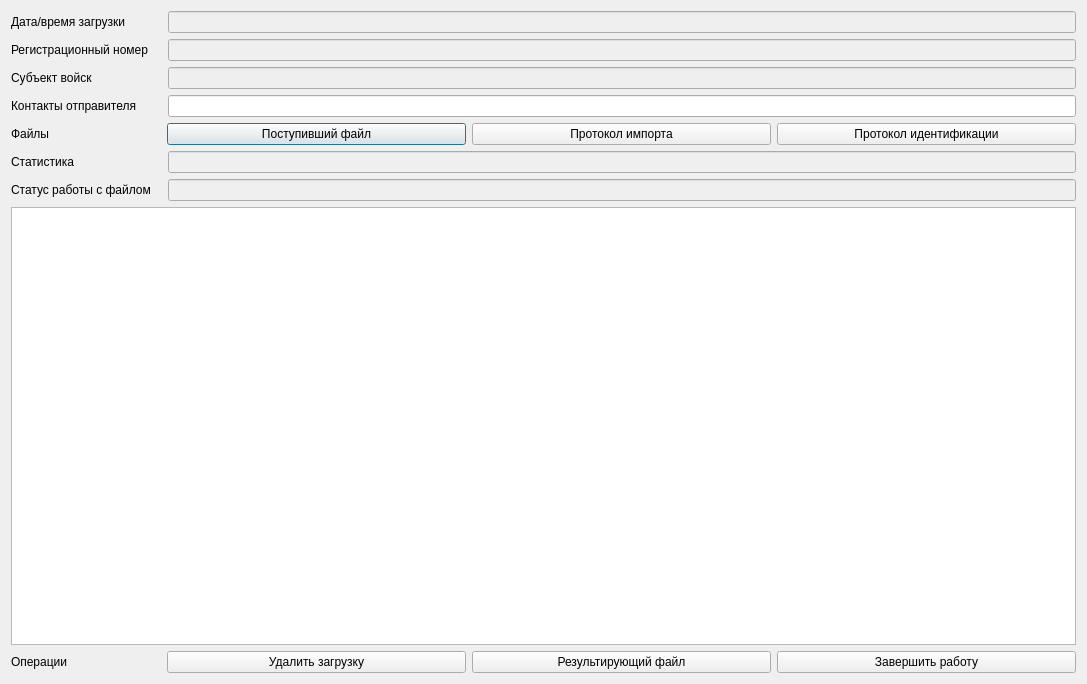
Qt form frontend/ui_files/dialog_import.ui (ikmg/Defenders) before a commit.
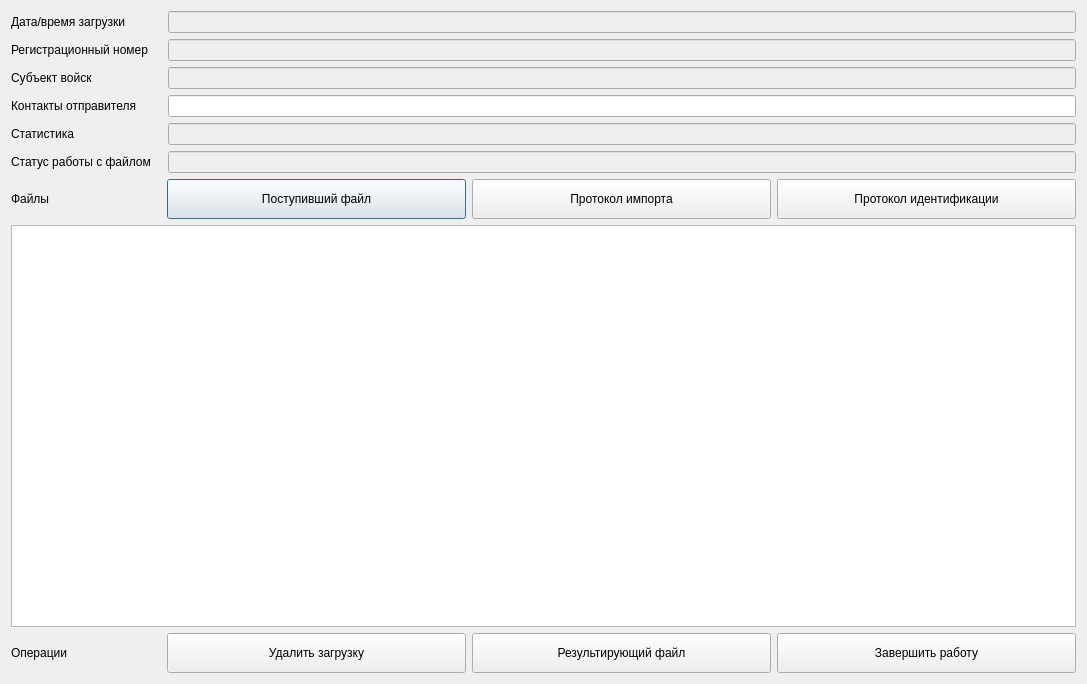
The same form after that commit.

Commit message: berdanka upd #1 (import dialog)

Patch:
```diff
--- a/frontend/ui_files/dialog_import.ui
+++ b/frontend/ui_files/dialog_import.ui
@@ -88,38 +88,6 @@
        </item>
       </layout>
      </item>
-     <item>
-      <layout class="QHBoxLayout" name="horizontalLayout_files" stretch="1,2,2,2">
-       <item>
-        <widget class="QLabel" name="label_files">
-         <property name="text">
-          <string>Файлы</string>
-         </property>
-        </widget>
-       </item>
-       <item>
-        <widget class="QPushButton" name="pushButton_received_file">
-         <property name="text">
-          <string>Поступивший файл</string>
-         </property>
-        </widget>
-       </item>
-       <item>
-        <widget class="QPushButton" name="pushButton_protocol_import">
-         <property name="text">
-          <string>Протокол импорта</string>
-         </property>
-        </widget>
-       </item>
-       <item>
-        <widget class="QPushButton" name="pushButton_protocol_identify">
-         <property name="text">
-          <string>Протокол идентификации</string>
-         </property>
-        </widget>
-       </item>
-      </layout>
-     </item>
      <item>
       <layout class="QHBoxLayout" name="horizontalLayout_stat" stretch="1,6">
        <item>
@@ -156,10 +124,79 @@
        </item>
       </layout>
      </item>
+     <item>
+      <layout class="QHBoxLayout" name="horizontalLayout_files" stretch="1,2,2,2">
+       <item>
+        <widget class="QLabel" name="label_files">
+         <property name="text">
+          <string>Файлы</string>
+         </property>
+        </widget>
+       </item>
+       <item>
+        <widget class="QPushButton" name="pushButton_received_file">
+         <property name="minimumSize">
+          <size>
+           <width>0</width>
+           <height>40</height>
+          </size>
+         </property>
+         <property name="text">
+          <string>Поступивший файл</string>
+         </property>
+        </widget>
+       </item>
+       <item>
+        <widget class="QPushButton" name="pushButton_protocol_import">
+         <property name="minimumSize">
+          <size>
+           <width>0</width>
+           <height>40</height>
+          </size>
+         </property>
+         <property name="text">
+          <string>Протокол импорта</string>
+         </property>
+        </widget>
+       </item>
+       <item>
+        <widget class="QPushButton" name="pushButton_protocol_init">
+         <property name="minimumSize">
+          <size>
+           <width>0</width>
+           <height>40</height>
+          </size>
+         </property>
+         <property name="text">
+          <string>Протокол идентификации</string>
+         </property>
+        </widget>
+       </item>
+      </layout>
+     </item>
      <item>
       <layout class="QHBoxLayout" name="horizontalLayout_rows">
        <item>
-        <widget class="QTableView" name="tableView_rows"/>
+        <widget class="QTableView" name="tableView_rows">
+         <property name="selectionBehavior">
+          <enum>QAbstractItemView::SelectRows</enum>
+         </property>
+         <property name="sortingEnabled">
+          <bool>true</bool>
+         </property>
+         <attribute name="horizontalHeaderMinimumSectionSize">
+          <number>50</number>
+         </attribute>
+         <attribute name="horizontalHeaderDefaultSectionSize">
+          <number>50</number>
+         </attribute>
+         <attribute name="verticalHeaderMinimumSectionSize">
+          <number>63</number>
+         </attribute>
+         <attribute name="verticalHeaderDefaultSectionSize">
+          <number>90</number>
+         </attribute>
+        </widget>
        </item>
       </layout>
      </item>
@@ -174,6 +211,12 @@
        </item>
        <item>
         <widget class="QPushButton" name="pushButton_import_delete">
+         <property name="minimumSize">
+          <size>
+           <width>0</width>
+           <height>40</height>
+          </size>
+         </property>
          <property name="text">
           <string>Удалить загрузку</string>
          </property>
@@ -181,6 +224,12 @@
        </item>
        <item>
         <widget class="QPushButton" name="pushButton_result_file">
+         <property name="minimumSize">
+          <size>
+           <width>0</width>
+           <height>40</height>
+          </size>
+         </property>
          <property name="text">
           <string>Результирующий файл</string>
          </property>
@@ -188,6 +237,12 @@
        </item>
        <item>
         <widget class="QPushButton" name="pushButton_import_finish">
+         <property name="minimumSize">
+          <size>
+           <width>0</width>
+           <height>40</height>
+          </size>
+         </property>
          <property name="text">
           <string>Завершить работу</string>
          </property>
```
The commit also changes 5 other files.
